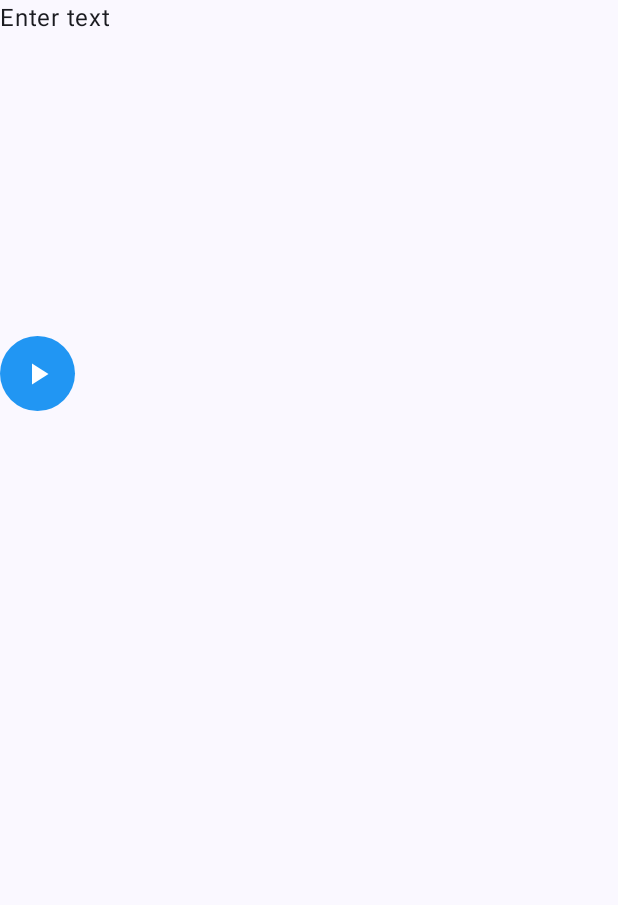
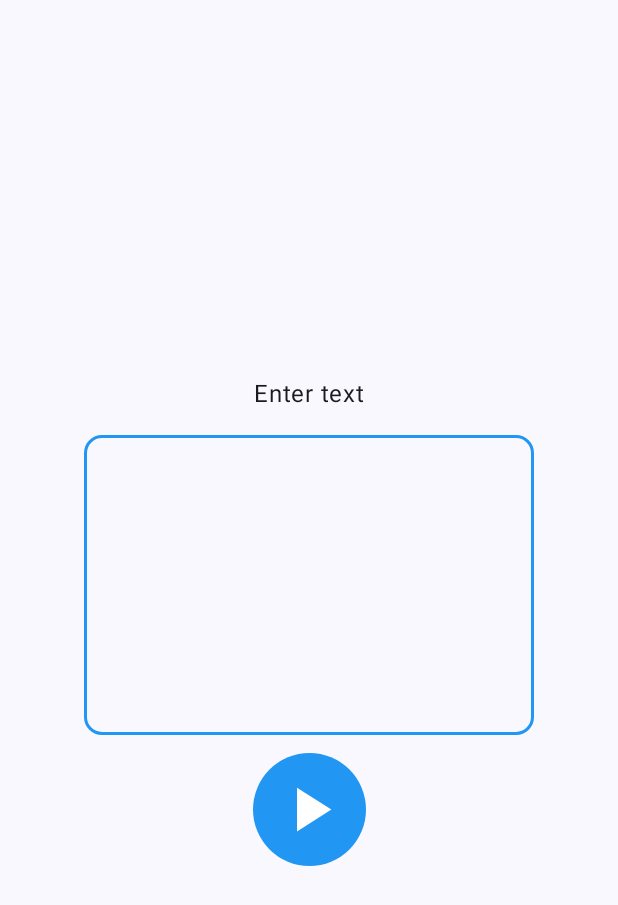
Before and after one commit to horizon-afk/Charades, an Android app built with Jetpack Compose: the screen it shows after launch (MainActivity), on a phone screen of 412 x 824 dp. Shown: the top 905 px of the screen. Run offline under Robolectric (Android 15) with nearby library versions, the phone set to English and light mode, and no system bars.

Commit message:
Fined tuned the composables

```diff
--- a/app/src/main/java/com/example/charades/MainActivity.kt
+++ b/app/src/main/java/com/example/charades/MainActivity.kt
@@ -4,6 +4,8 @@ import android.os.Bundle
 import androidx.activity.ComponentActivity
 import androidx.activity.compose.setContent
 import androidx.activity.enableEdgeToEdge
+import androidx.compose.foundation.border
+import androidx.compose.foundation.layout.Arrangement
 import androidx.compose.foundation.layout.Box
 import androidx.compose.foundation.layout.Column
 import androidx.compose.foundation.layout.PaddingValues
@@ -13,18 +15,16 @@ import androidx.compose.foundation.layout.padding
 import androidx.compose.foundation.layout.size
 import androidx.compose.foundation.layout.width
 import androidx.compose.foundation.shape.CircleShape
+import androidx.compose.foundation.shape.RoundedCornerShape
 import androidx.compose.foundation.text.BasicTextField
 import androidx.compose.material.icons.Icons
 import androidx.compose.material.icons.filled.PlayArrow
 import androidx.compose.material3.Button
-import androidx.compose.material3.ButtonDefaults
 import androidx.compose.material3.ButtonDefaults.buttonColors
 import androidx.compose.material3.Icon
-import androidx.compose.material3.LocalTextStyle
-import androidx.compose.material3.OutlinedTextField
+import androidx.compose.material3.LocalContentColor
 import androidx.compose.material3.Scaffold
 import androidx.compose.material3.Text
-import androidx.compose.runtime.Composable
 import androidx.compose.runtime.getValue
 import androidx.compose.runtime.mutableStateOf
 import androidx.compose.runtime.remember
@@ -32,10 +32,10 @@ import androidx.compose.runtime.setValue
 import androidx.compose.ui.Alignment
 import androidx.compose.ui.Modifier
 import androidx.compose.ui.graphics.Color
+import androidx.compose.ui.graphics.SolidColor
 import androidx.compose.ui.text.TextStyle
 import androidx.compose.ui.text.input.TextFieldValue
 import androidx.compose.ui.text.style.TextAlign
-import androidx.compose.ui.tooling.preview.Preview
 import androidx.compose.ui.unit.dp
 import androidx.compose.ui.unit.sp
 import com.example.charades.ui.theme.CharadesTheme
@@ -47,17 +47,27 @@ class MainActivity : ComponentActivity() {
         setContent {
             CharadesTheme {
                 Scaffold {innerPadding->
-                    Column(modifier = Modifier.padding(innerPadding)) {
-                        Box {
+                    Column(
+                        modifier = Modifier.padding(innerPadding).fillMaxSize(),
+                        horizontalAlignment = Alignment.CenterHorizontally,
+                        verticalArrangement = Arrangement.Center
+                        ) {
+                        Box(modifier = Modifier.padding(15.dp)) {
                             Text(text = "Enter text")
                         }
                         Box (
-                            modifier = Modifier.height(200.dp),
+                            modifier = Modifier.height(200.dp).width(300.dp)
+                                .border(2.dp, Color(0xFF2196F3), shape = RoundedCornerShape(12.dp)),
                             contentAlignment = Alignment.Center
                         ){
                             var name by remember { mutableStateOf(TextFieldValue("")) }
-                            BasicTextField(
-                                textStyle = TextStyle.Default.copy(textAlign = TextAlign.Center, fontSize = 28.sp),
+                           BasicTextField(
+                               cursorBrush = SolidColor(LocalContentColor.current),
+                                textStyle = TextStyle.Default.copy(
+                                    textAlign = TextAlign.Center,
+                                    fontSize = 28.sp,
+                                    color = LocalContentColor.current
+                                ),
                                 value = name,
                                 onValueChange = {
                                     val maxLength = 80
@@ -66,10 +76,10 @@ class MainActivity : ComponentActivity() {
                             )
 
                         }
-                        Box {
+                        Box(modifier = Modifier.padding(12.dp)) {
                             Button(
                                 shape = CircleShape,
-                                modifier = Modifier.size(50.dp),
+                                modifier = Modifier.size(75.dp),
                                 colors = buttonColors(Color(0xFF2196F3)),
                                 contentPadding = PaddingValues(0.dp),
                                 onClick = {}
@@ -77,7 +87,7 @@ class MainActivity : ComponentActivity() {
                             ) {
                                 Icon(Icons.Default.PlayArrow,
                                     contentDescription = "",
-                                    modifier = Modifier.size(24.dp),
+                                    modifier = Modifier.size(50.dp),
                                     tint = Color(0xFFFFFFFF)
                                 )
 
```
